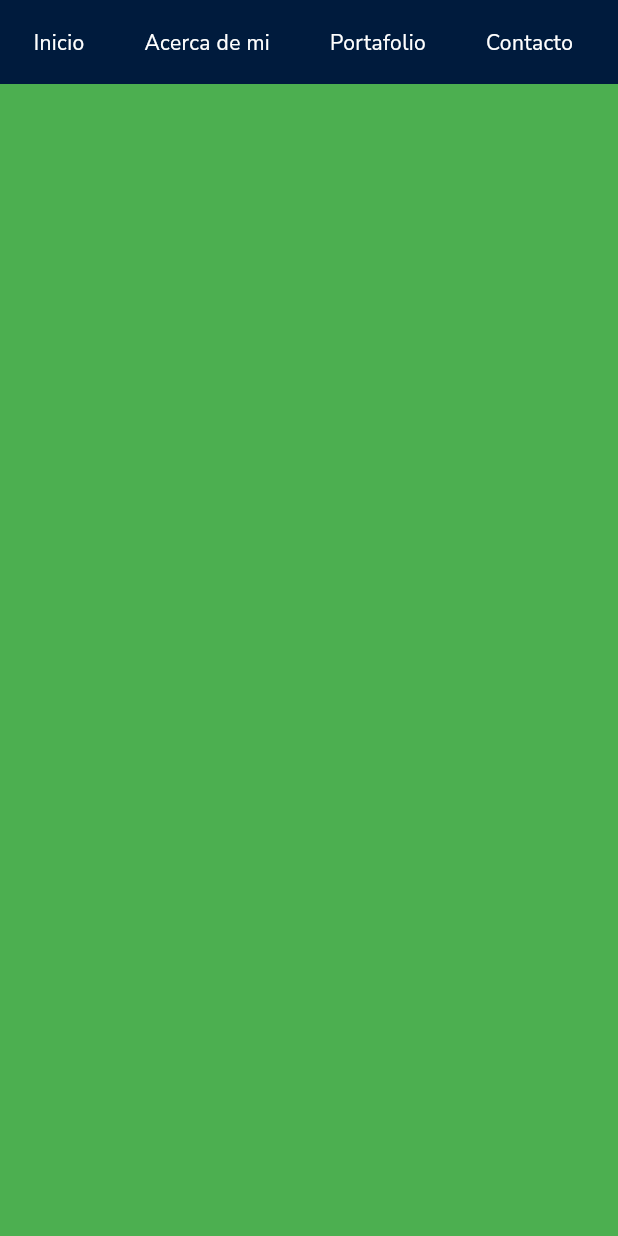
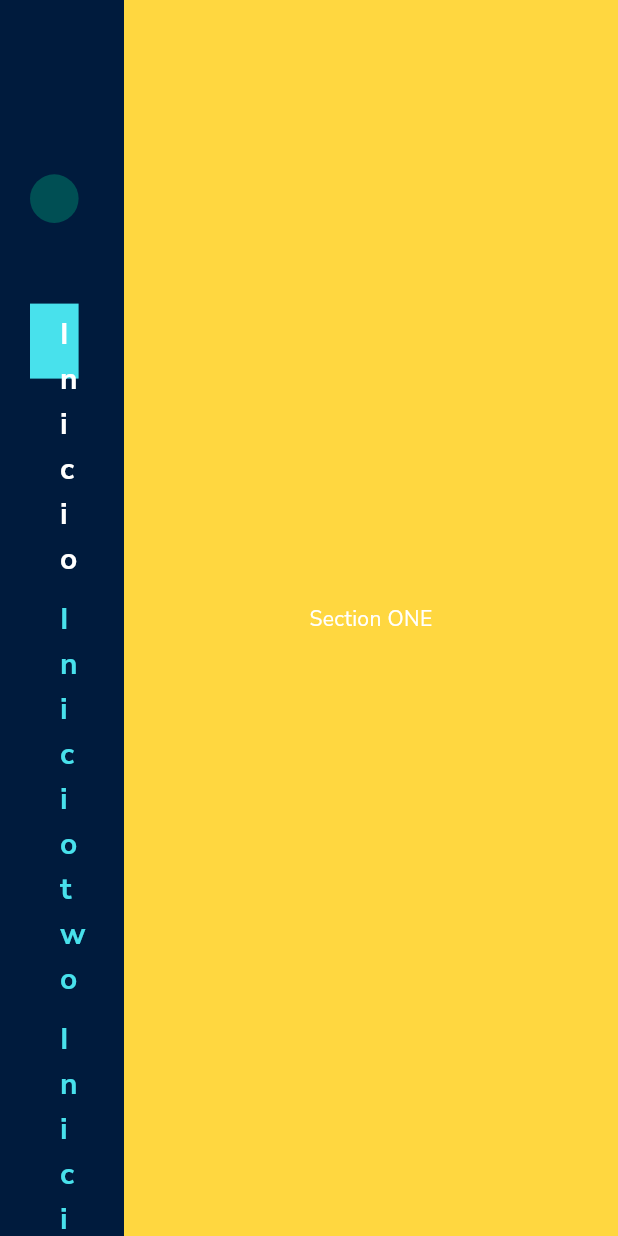
Before and after one commit to smarriagac/Portafolio, a Flutter app: the screen it shows after launch, on a phone screen of 412 x 824 dp. Run offline on Flutter 3.47's test engine with Material 2 defaults, Android fonts, the phone set to English and light mode, and no system bars; our stand-ins replace flutter_hooks, go_router, google_fonts, hooks_riverpod, url_strategy.

Commit message:
Fix: correccion en navegacion de rutas

```diff
--- a/lib/app/presentation/modules/home/view/home_view.dart
+++ b/lib/app/presentation/modules/home/view/home_view.dart
@@ -7,31 +7,31 @@ import 'package:hooks_riverpod/hooks_riverpod.dart';
 
 import '../../../global/app_color.dart';
 import '../../../global/extension/build_context_ext.dart';
-import '../../../routes/routes.dart';
 import '../controller/home_controller.dart';
 
 class HomeView extends ConsumerWidget {
-  const HomeView({Key? key}) : super(key: key);
+  const HomeView({
+    Key? key,
+    required this.body,
+  }) : super(key: key);
+
+  final Widget body;
 
   @override
   Widget build(BuildContext context, WidgetRef ref) {
     // final count = ref.watch(homeProvider);
-    log('ME IMPRIMI');
 
     return Scaffold(
-      body: Stack(
+      body: Row(
         children: [
-          const Positioned(
-            left: 0,
-            right: 0,
+          const Expanded(
+            flex: 2,
             child: NavBar(),
           ),
-          Positioned(
-            top: kToolbarHeight,
-            height: context.hg - kToolbarHeight,
-            width: context.wd,
-            child: const BodyHome(),
-          ),
+          Expanded(
+            flex: 8,
+            child: body,
+          )
         ],
       ),
     );
@@ -72,25 +72,34 @@ class NavBar extends ConsumerWidget {
   Widget build(BuildContext context, WidgetRef ref) {
     final items = <String>[
       'Inicio',
-      'Acerca de mi',
-      'Portafolio',
-      'Contacto',
+      'Inicio two',
+      'Inicio three',
+      'Inicio four',
     ];
 
     return SizedBox(
-      height: kToolbarHeight,
+      height: double.maxFinite,
       // color: Colors.red,
-      width: double.maxFinite,
+      // width: double.maxFinite,
       child: Padding(
         padding: const EdgeInsets.only(right: 10),
-        child: Row(
-          mainAxisAlignment: MainAxisAlignment.end,
-          children: List.generate(
+        child: Padding(
+          padding: const EdgeInsets.symmetric(horizontal: 20),
+          child: Column(
+            crossAxisAlignment: CrossAxisAlignment.start,
+            mainAxisAlignment: MainAxisAlignment.start,
+            children: [
+              SizedBox(height: context.hp(10)),
+              const CircleAvatar(maxRadius: 50),
+              const SizedBox(height: 20),
+              ...List.generate(
                 items.length,
                 (i) => ItemNavBar(
                   title: items[i],
                   index: i,
                 ),
+              ),
+            ],
           ),
         ),
       ),
@@ -107,11 +116,15 @@ class ItemNavBar extends HookConsumerWidget {
   Widget build(BuildContext context, WidgetRef ref) {
     final onIsMouseHover = useState(false);
 
+    final page = ref.watch(homeScrollController).page;
+
+    final String location = GoRouterState.of(context).location;
+
     final String routesNamed = {
-      0: Routes.INICIO,
-      1: Routes.ACERDADE,
-      2: Routes.PORTAFOLIO,
-      3: Routes.CONTACTOS,
+      0: '/inicio',
+      1: '/acercade',
+      2: '/portafolio',
+      3: '/contactos',
     }[index]!;
 
     return MouseRegion(
@@ -121,9 +134,21 @@ class ItemNavBar extends HookConsumerWidget {
       onExit: (event) => onIsMouseHover.value = false,
       child: GestureDetector(
         onTap: () {
-          context.goNamed(routesNamed);
-          ref.read(homeScrollController).onScrollViewPage(index);
+          context.go(routesNamed);
+          // ref.read(homeScrollController).onScrollViewPage(index);
         },
+        child: Stack(
+          children: [
+            AnimatedContainer(
+              duration: const Duration(milliseconds: 500),
+              curve: Curves.bounceInOut,
+              width: double.infinity,
+              height: 50,
+              color: !(location == routesNamed)
+                  ? Colors.transparent
+                  : AppColors.secondaryColor,
+            ),
+            Center(
               child: AnimatedContainer(
                 decoration: BoxDecoration(
                     color: onIsMouseHover.value
@@ -134,12 +159,16 @@ class ItemNavBar extends HookConsumerWidget {
                 padding: const EdgeInsets.all(5).copyWith(left: 20, right: 20),
                 child: Text(
                   title,
-            // style: context.textTheme.titleMedium!.copyWith(
-            //   color: !onIsMouseHover.value
-            //       ? AppColors.white
-            //       : AppColors.secondaryColor,
-            // ),
+                  style: context.textTheme.titleMedium!.copyWith(
+                    fontSize: 20,
+                    color: (location == routesNamed)
+                        ? AppColors.white
+                        : AppColors.secondaryColor,
                   ),
+                ),
+              ),
+            ),
+          ],
         ),
       ),
     );
--- /dev/null
+++ b/lib/app/presentation/modules/sections/view/sections_one_view.dart
@@ -0,0 +1,20 @@
+import 'package:flutter/material.dart';
+import 'package:hooks_riverpod/hooks_riverpod.dart';
+
+import '../../../global/extension/build_context_ext.dart';
+
+class SectionOneView extends HookConsumerWidget {
+  const SectionOneView({super.key});
+  @override
+  Widget build(BuildContext context, WidgetRef ref) {
+    return SingleChildScrollView(
+      child: Container(
+        height: context.hg,
+        color: Colors.amberAccent,
+        child: const Center(
+          child: Text('Section ONE'),
+        ),
+      ),
+    );
+  }
+}
--- a/lib/app/presentation/routes/app_routes.dart
+++ b/lib/app/presentation/routes/app_routes.dart
@@ -3,6 +3,10 @@ import 'package:go_router/go_router.dart';
 
 import '../../my_app.dart';
 import '../modules/home/view/home_view.dart';
+import '../modules/sections/view/sections_four_view.dart';
+import '../modules/sections/view/sections_one_view.dart';
+import '../modules/sections/view/sections_three_view.dart';
+import '../modules/sections/view/sections_two_view.dart';
 import 'routes.dart';
 
 final GlobalKey<NavigatorState> _rootNavigator = GlobalKey(debugLabel: 'root');
@@ -13,55 +17,49 @@ mixin RouterMixin on State<MyApp> {
     navigatorKey: _rootNavigator,
     initialLocation: '/inicio',
     routes: [
-      // GoRoute(
-      //   name: Routes.HOME,
-      //   path: '/home',
-      //   builder: (_, state) => HomeView(key: state.pageKey),
-      // ),
       ShellRoute(
         navigatorKey: _homeNavigator,
-        builder: (_, state, child) => child,
+        builder: (_, state, child) {
+          return HomeView(body: child);
+        },
         routes: [
           GoRoute(
             path: '/inicio',
             name: Routes.INICIO,
-            pageBuilder: (_, state) => NoTransitionPage(
-              child: HomeView(
+            pageBuilder: (_, state) {
+              return NoTransitionPage(
                 key: state.pageKey,
-              ),
-            ),
+                child: const SectionOneView(),
+              );
+            },
           ),
           GoRoute(
             path: '/acercade',
             name: Routes.ACERDADE,
             pageBuilder: (_, state) => NoTransitionPage(
-              child: HomeView(
-                key: state.pageKey,
-              ),
+              key: state.pageKey,
+              child: const SectionTwoView(),
             ),
           ),
           GoRoute(
             path: '/portafolio',
             name: Routes.PORTAFOLIO,
             pageBuilder: (_, state) => NoTransitionPage(
-              child: HomeView(
-                key: state.pageKey,
-              ),
+              key: state.pageKey,
+              child: const SectionThreeView(),
             ),
           ),
           GoRoute(
             path: '/contactos',
             name: Routes.CONTACTOS,
             pageBuilder: (_, state) => NoTransitionPage(
-              child: HomeView(
-                key: state.pageKey,
-              ),
+              key: state.pageKey,
+              child: const SectionFourView(),
             ),
           ),
         ],
       )
     ],
   );
-
   GoRouter get router => _router;
 }
--- a/lib/main.dart
+++ b/lib/main.dart
@@ -1,5 +1,5 @@
 import 'package:flutter/material.dart';
-import 'package:flutter_riverpod/flutter_riverpod.dart';
+import 'package:hooks_riverpod/hooks_riverpod.dart';
 import 'package:url_strategy/url_strategy.dart';
 
 import 'app/my_app.dart';
--- a/pubspec.yaml
+++ b/pubspec.yaml
@@ -41,6 +41,7 @@ dependencies:
   firebase_core: ^2.8.0
   hooks_riverpod: ^2.3.2
   google_fonts: ^4.0.3
+  flutter_hooks: ^0.18.6
 
 dev_dependencies:
   build_runner: ^2.3.3
```
Also changed, not shown: lib/app/presentation/modules/home/controller/home_controller.dart (+12 -6 lines), lib/app/presentation/modules/sections/view/sections_four_view.dart (added, +15 -0 lines), lib/app/presentation/modules/sections/view/sections_three_view.dart (added, +15 -0 lines), lib/app/presentation/modules/sections/view/sections_two_view.dart (added, +15 -0 lines), pubspec.lock, 9 other files. Lines whose indentation alone changed are shown as unchanged.
